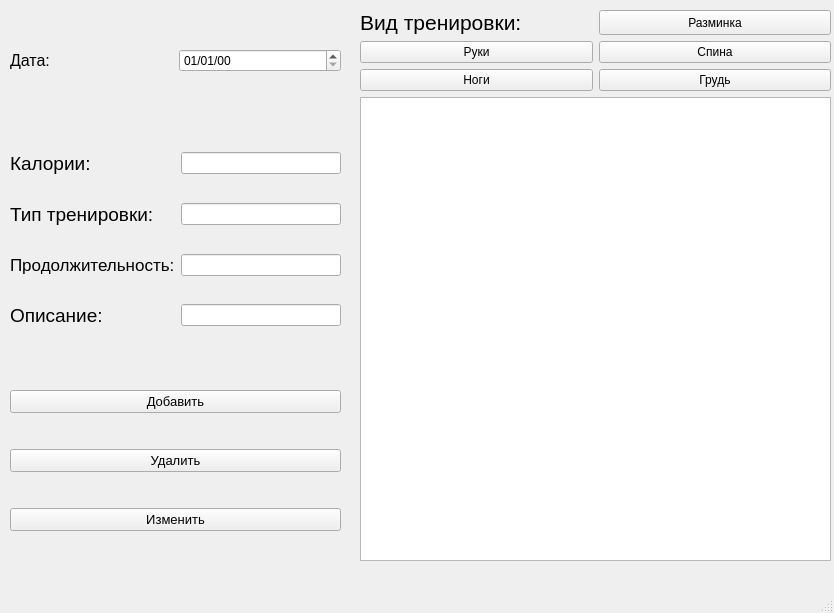
Before: the Qt Designer form projectYandexPyqt/projectPYQT.ui in syzyshimer/WorkoutTracker, drawn with Qt 5.
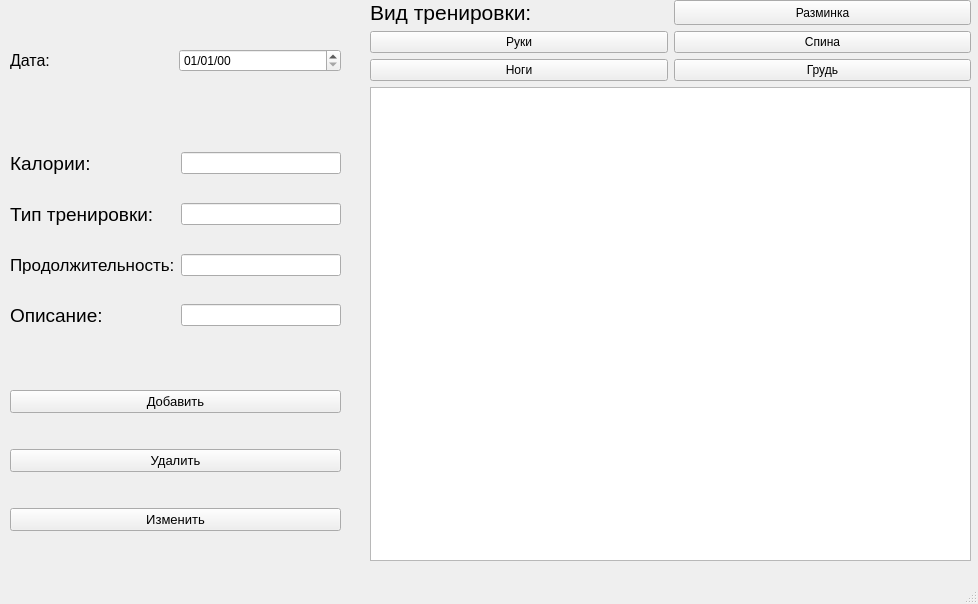
After: the same form once the commit is applied.

```diff
--- a/projectYandexPyqt/projectPYQT.ui
+++ b/projectYandexPyqt/projectPYQT.ui
@@ -6,8 +6,8 @@
    <rect>
     <x>0</x>
     <y>0</y>
-    <width>834</width>
-    <height>613</height>
+    <width>978</width>
+    <height>604</height>
    </rect>
   </property>
   <property name="windowTitle">
@@ -140,10 +140,10 @@
    <widget class="QWidget" name="gridLayoutWidget_4">
     <property name="geometry">
      <rect>
-      <x>360</x>
-      <y>10</y>
-      <width>471</width>
-      <height>551</height>
+      <x>370</x>
+      <y>0</y>
+      <width>601</width>
+      <height>561</height>
      </rect>
     </property>
     <layout class="QGridLayout" name="gridLayout_4">
```
Left out of the diff: 20 changed lines with no effect on the pictures.
